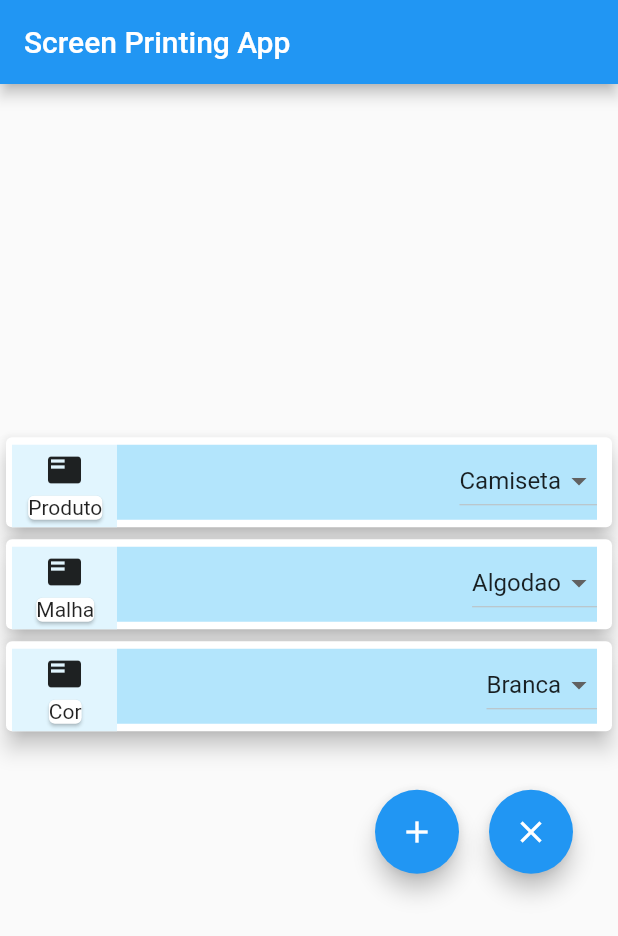
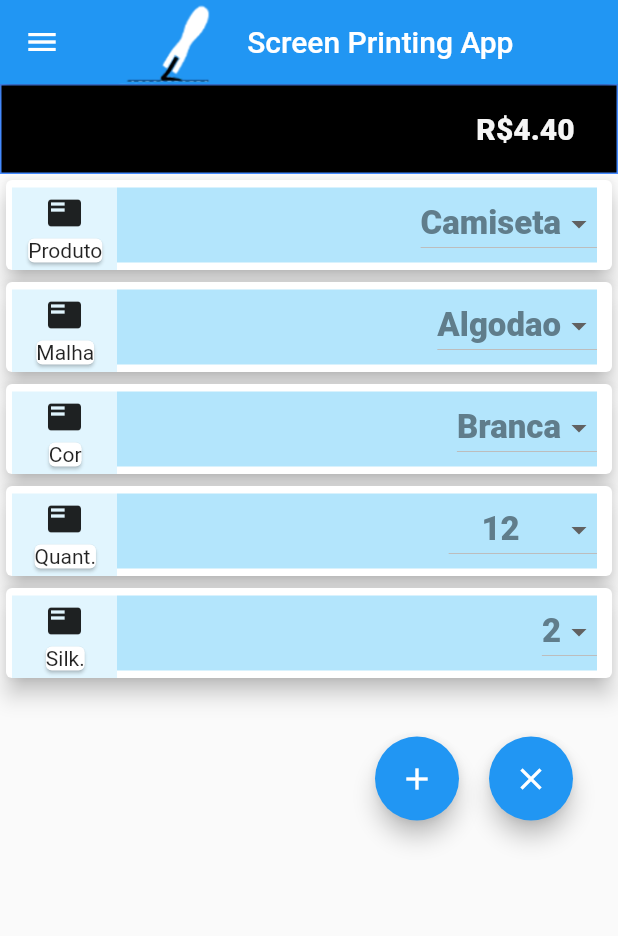
Before and after one commit to gilvanmuniz/screen_printing_app, a Flutter app: the screen it shows after launch, after a tap on the "add" icon, on a phone screen of 412 x 824 dp. Shown: the top 936 px of the screen. Run offline on Flutter 3.47's test engine with Material 2 defaults, Android fonts, the phone set to English and light mode, and no system bars.

Commit message:
Select e result e logo AppBar

```diff
--- a/lib/main.dart
+++ b/lib/main.dart
@@ -28,15 +28,31 @@ class MyHomePage extends StatefulWidget {
 }
 
 class _MyHomePageState extends State<MyHomePage> {
+  var icon;
+
 
   @override
   Widget build(BuildContext context) {
     return Scaffold(
       appBar: AppBar(
-        title: Text(widget.title),
+        title: Row(
+          children: <Widget>[
+            Container(
+              height: 60,
+              child: FittedBox(
+                child: Image.asset('lib/images/SilkCost-white-icon2.png')
+                ),
+            ),
+            Container(
+              padding: EdgeInsets.fromLTRB(10, 10, 10, 10),
+              child: Text(widget.title)
+              )
+          ],
+        ),
       ),
+      drawer: Image.asset('lib/images/color_icon-SMALL.png' ),
       body: Column(
-        mainAxisAlignment: MainAxisAlignment.center,
+        mainAxisAlignment: MainAxisAlignment.start,
         children: <Widget>[
           SelectorsSum()
         ],
--- /dev/null
+++ b/lib/selectors/result.dart
@@ -0,0 +1,36 @@
+import 'package:flutter/material.dart';
+
+class Result extends StatelessWidget {
+final String result;
+
+  const Result(this.result);
+  @override
+  Widget build(BuildContext context) {
+    return Container(
+      height: 60,
+      width: double.infinity,
+      padding: EdgeInsets.fromLTRB(10, 10, 28, 10),
+      decoration: BoxDecoration(
+        color:Colors.black,
+        border: Border.all(
+          color:Colors.blueAccent,
+          width: 1.0
+        ),
+        // color: Colors.grey[100]
+      ) ,
+      child:Row(
+        mainAxisAlignment: MainAxisAlignment.end,
+        children: <Widget>[
+          Text(
+            result,
+            style: TextStyle(
+              fontSize: 20,
+              fontWeight: FontWeight.w900,
+              color: Colors.grey[100],
+            ),
+            ),
+        ],
+      ),
+    );
+  }
+}
--- a/lib/selectors/selector.dart
+++ b/lib/selectors/selector.dart
@@ -62,7 +62,15 @@ class _SelectorState extends State<Selector> {
                   items:widget.lista.map((String dropDownStringItem) {
                     return DropdownMenuItem<String>(
                       value: dropDownStringItem,
-                      child: Text(dropDownStringItem),
+                      child: Text(
+                        dropDownStringItem,
+                        style: TextStyle(
+                          fontWeight: FontWeight.w900,
+                          fontSize: 22,
+                          color: Colors.blueGrey
+
+                        ),
+                      ),
                     );
                   }).toList(),
                   onChanged: (String novoItemSelecionado) {
--- a/lib/selectors/selectors_sum.dart
+++ b/lib/selectors/selectors_sum.dart
@@ -1,4 +1,5 @@
 import 'package:flutter/material.dart';
+import 'package:screen_printing_app/selectors/result.dart';
 import 'package:screen_printing_app/selectors/selected.dart';
 import './selector.dart';
 
@@ -9,16 +10,21 @@ class SelectorsSum extends StatefulWidget {
 
 class _SelectorsSum extends State<SelectorsSum> {
   final produtos = {
-    'produto': ['Camiseta', ' Regata', 'Polo'],
+    'produto': ['Camiseta', 'Regata', 'Polo'],
     'malha': ['Algodao', 'PV', 'Piquet'],
     'color': ['Branca', 'Clara', 'Escura'],
+    'quantidade': ['    12', '13 a 24', '25 a 50', 'até 100', 'até 250', 'até 500'],
+    'silk' : ['2', '3', '4', '5', '6', '7','8'],
   };
 
   var itemSelecionado = 'Camista';
+  var productType = '';
   var meshType = '';
   var colorType = '';
-  var productType = '';
+  var amount = '';
+  var silk = '';
   var totalValue = 0.0;
+  var totalFinal = 'R\$ 0.00';
 
   _selecionado(itemSelecionado) {
     this.itemSelecionado = itemSelecionado;
@@ -37,20 +43,81 @@ class _SelectorsSum extends State<SelectorsSum> {
         if (item == this.itemSelecionado) {
           this.colorType = item;
         }
+      } /*  for color end */
+
+      for (var item in this.produtos['quantidade']) {
+        if (item == this.itemSelecionado) {
+          this.amount = item;
+        }
+      }  /* amount end */
+      for (var item in this.produtos['silk']) {
+        if (item == this.itemSelecionado) {
+          this.silk = item;
+        }
       }
+
       // print(this.productType);
       // print(this.meshType);
       // print(this.colorType);
+      // print(this.amount);
     });
   } /* selecionado end */
 
   _sumValue() {
-    if (this.productType == 'Camiseta') {
+     switch (this.meshType) {
+   case 'PV':
+    {
+       switch (this.colorType ) {
+          case 'Clara':
+            {
+              this.totalValue = 28;
+            }
+          break;
+            case 'Escura':
+            {
+              this.totalValue = 32;
+            }
+          break;
+            default:
+            {
+              this.totalValue = 36;
+            }
+          } /* color switch end */
+
+    }  /* CASE PV end */
+   break;
+    case 'Piquet':
+    {
+      this.totalValue = this.totalValue + 28.0;
+    }
+   break;
+    default:
+    {
       this.totalValue = this.totalValue + 20.0;
     }
-    if (this.meshType == 'PV') {
-      this.totalValue = this.totalValue + 10.0;
+  }  /* mesh end */
+
+   switch (this.productType ) {
+   case 'Regata':
+    {
+      this.totalValue = this.totalValue * 0.2;
     }
+   break;
+    case 'Polo':
+    {
+      this.totalValue = this.totalValue * 0.35;
+    }
+   break;
+    default:
+    {
+      this.totalValue = this.totalValue  * 0.22;
+    }
+  } /* switch produto end */
+
+     setState(() {
+      this.totalFinal = 'R\$' + this.totalValue.toStringAsFixed(2);
+    });
+
     print('${this.productType} - ${this.meshType} - ${this.colorType}');
     print(this.totalValue);
   }
@@ -60,6 +127,10 @@ class _SelectorsSum extends State<SelectorsSum> {
       this.productType = '';
       this.meshType = '';
       this.colorType = '';
+      this.amount = '';
+      this.silk = '';
+      this.totalValue = 0.0;
+      this.totalFinal ='R\$ 0.00';
     });
   }
 
@@ -67,6 +138,7 @@ class _SelectorsSum extends State<SelectorsSum> {
   Widget build(BuildContext context) {
     return Column(
       children: <Widget>[
+        Result(this.totalFinal),
         this.productType.isEmpty
             ? Selector(produtos['produto'], _selecionado, 'Camiseta', 'Produto')
             : Selected(this.productType),
@@ -76,6 +148,12 @@ class _SelectorsSum extends State<SelectorsSum> {
         this.colorType.isEmpty
             ? Selector(produtos['color'], _selecionado, 'Branca', 'Cor')
             : Selected(this.colorType),
+        this.amount.isEmpty
+            ? Selector(produtos['quantidade'], _selecionado, '    12', 'Quant.')
+            : Selected(this.amount),
+        this.silk.isEmpty
+            ? Selector(produtos['silk'], _selecionado, '2', 'Silk.')
+            : Selected(this.silk),
         SizedBox(height: 25),
         Row(
           mainAxisAlignment: MainAxisAlignment.end,
--- a/pubspec.yaml
+++ b/pubspec.yaml
@@ -46,6 +46,8 @@ flutter:
   #  - images/a_dot_ham.jpeg
   assets:
     - lib/images/color_icon-SMALL.png
+    - lib/images/SilkCost-white-icon.png
+    - lib/images/SilkCost-white-icon2.png
 
   # An image asset can refer to one or more resolution-specific "variants", see
   # https://flutter.dev/assets-and-images/#resolution-aware.
```
Also changed, not shown: lib/images/SilkCost-white-icon.png (added), lib/images/SilkCost-white-icon2.png (added).
